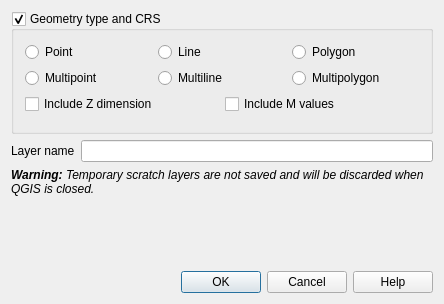
Before: the Qt Designer form src/ui/qgsnewmemorylayerdialogbase.ui in carsmie/QGIS, drawn with Qt 5.
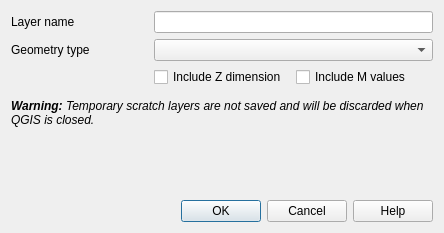
After: the same form once the commit is applied. Custom widgets are drawn as their Qt base class.

Commit message: [need-docs] Reorganize the new memory layer (#5804)

```diff
--- a/src/ui/qgsnewmemorylayerdialogbase.ui
+++ b/src/ui/qgsnewmemorylayerdialogbase.ui
@@ -7,7 +7,7 @@
     <x>0</x>
     <y>0</y>
     <width>444</width>
-    <height>304</height>
+    <height>233</height>
    </rect>
   </property>
   <property name="sizePolicy">
@@ -24,79 +24,42 @@
   </property>
   <layout class="QVBoxLayout" name="verticalLayout">
    <item>
-    <widget class="QGroupBox" name="buttonGroupGeometry">
-     <property name="title">
-      <string>Geometry type and CRS</string>
-     </property>
-     <property name="checkable">
-      <bool>true</bool>
-     </property>
-     <layout class="QVBoxLayout" name="verticalLayout_2">
-      <item>
        <layout class="QGridLayout" name="gridLayout">
+     <item row="2" column="2">
+      <widget class="QCheckBox" name="mGeometryWithMCheckBox">
+       <property name="text">
+        <string>Include M values</string>
+       </property>
+      </widget>
+     </item>
         <item row="1" column="0">
-         <widget class="QRadioButton" name="mMultiPointRadioButton">
+      <widget class="QLabel" name="label_3">
           <property name="text">
-           <string>Multipoint</string>
-          </property>
-         </widget>
-        </item>
-        <item row="1" column="2">
-         <widget class="QRadioButton" name="mMultiPolygonRadioButton">
-          <property name="text">
-           <string>Multipolygon</string>
-          </property>
-         </widget>
-        </item>
-        <item row="0" column="2">
-         <widget class="QRadioButton" name="mPolygonRadioButton">
-          <property name="text">
-           <string>Polygon</string>
+        <string>Geometry type</string>
           </property>
          </widget>
         </item>
         <item row="0" column="0">
-         <widget class="QRadioButton" name="mPointRadioButton">
+      <widget class="QLabel" name="label">
           <property name="text">
-           <string>Point</string>
+        <string>Layer name</string>
           </property>
          </widget>
         </item>
-        <item row="0" column="1">
-         <widget class="QRadioButton" name="mLineRadioButton">
-          <property name="text">
-           <string>Line</string>
-          </property>
-         </widget>
-        </item>
-        <item row="1" column="1">
-         <widget class="QRadioButton" name="mMultiLineRadioButton">
-          <property name="text">
-           <string>Multiline</string>
-          </property>
-         </widget>
-        </item>
-       </layout>
-      </item>
-      <item>
-       <layout class="QHBoxLayout" name="horizontalLayout_21">
-        <item>
+     <item row="2" column="1">
          <widget class="QCheckBox" name="mGeometryWithZCheckBox">
           <property name="text">
            <string>Include Z dimension</string>
           </property>
          </widget>
         </item>
-        <item>
-         <widget class="QCheckBox" name="mGeometryWithMCheckBox">
-          <property name="text">
-           <string>Include M values</string>
-          </property>
-         </widget>
-        </item>
-       </layout>
-      </item>
-      <item>
+     <item row="1" column="1" colspan="2">
+      <widget class="QComboBox" name="mGeometryTypeBox"/>
+     </item>
+     <item row="0" column="1" colspan="2">
+      <widget class="QLineEdit" name="mNameLineEdit"/>
+     </item>
+     <item row="3" column="0" colspan="3">
        <widget class="QgsProjectionSelectionWidget" name="mCrsSelector" native="true">
         <property name="focusPolicy">
          <enum>Qt::StrongFocus</enum>
@@ -104,21 +67,6 @@
        </widget>
       </item>
      </layout>
-    </widget>
-   </item>
-   <item>
-    <layout class="QHBoxLayout" name="horizontalLayout_2">
-     <item>
-      <widget class="QLabel" name="label">
-       <property name="text">
-        <string>Layer name</string>
-       </property>
-      </widget>
-     </item>
-     <item>
-      <widget class="QLineEdit" name="mNameLineEdit"/>
-     </item>
-    </layout>
    </item>
    <item>
     <widget class="QLabel" name="label_2">
```
Left out of the diff: 18 changed lines with no effect on the pictures. Lines whose indentation alone changed are shown as unchanged. The commit also changes 2 other files.
